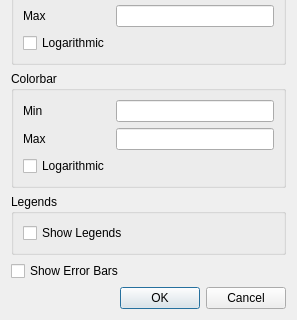
The window that mslice/plotting/plot_window/plot_options.ui (mantidproject/mslice) describes before a commit, drawn with Qt 5; both pictures show x 0 to 297 and y 270 to 590 of the 297 by 590 pixel window.
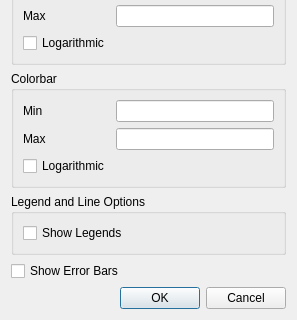
The same window after the commit.

Commit message: Added some line options to UI Re #104

Diff of the .ui file:
```diff
--- a/mslice/plotting/plot_window/plot_options.ui
+++ b/mslice/plotting/plot_window/plot_options.ui
@@ -7,7 +7,7 @@
     <x>0</x>
     <y>0</y>
     <width>297</width>
-    <height>476</height>
+    <height>522</height>
    </rect>
   </property>
   <property name="windowTitle">
@@ -64,7 +64,7 @@
    <item row="6" column="0" colspan="2">
     <widget class="QGroupBox" name="groupBox">
      <property name="title">
-      <string>Legends</string>
+      <string>Legend and Line Options</string>
      </property>
      <layout class="QVBoxLayout" name="verticalLayout">
       <item>
```
The commit also changes 3 other files.
